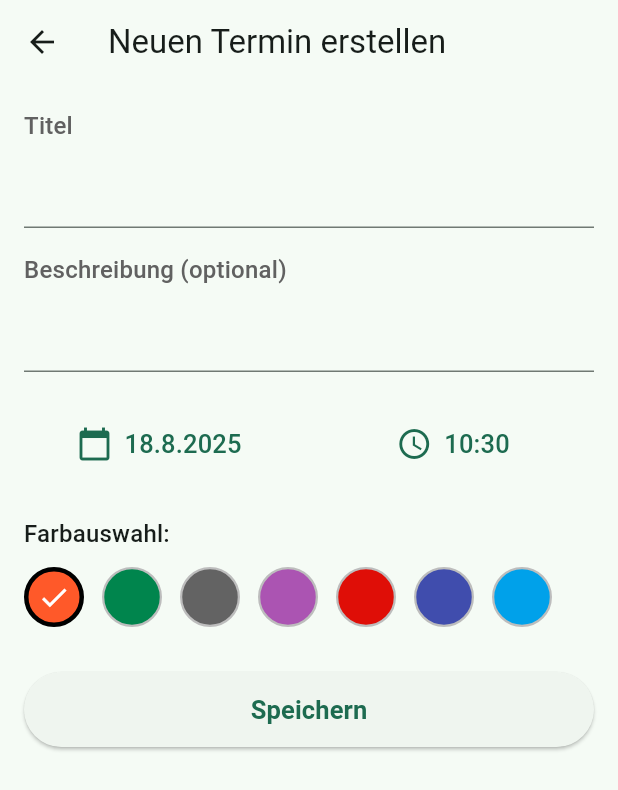
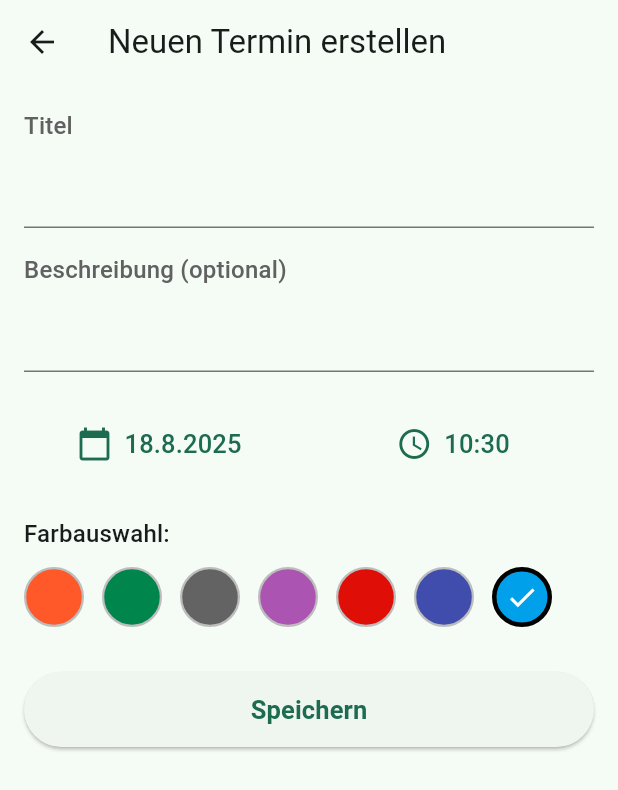
Before and after one commit to urdev-github1/ukalender2, a Flutter app: the screen it shows after launch, after a tap on the "add" icon, on a phone screen of 412 x 824 dp. Shown: the top 790 px of the screen. Run offline on Flutter 3.47's test engine with Material 3 defaults, Android fonts, the phone set to English and light mode, and no system bars; our stand-ins replace file_picker, flutter_local_notifications, package_info_plus, share_plus, shared_preferences, syncfusion_flutter_calendar and 1 more; missing offline and left inert: add_2_calendar, icalendar_parser, icalendar_plus; network calls fail.

Commit message:
App Design 8 (Anpassung der Event-Farbe auf lightBlue)

```diff
--- a/lib/models/event.dart
+++ b/lib/models/event.dart
@@ -27,7 +27,7 @@ class Event {
     this.description,
     required this.date,
     this.isHoliday = false,
-    this.color = AppColors.orange,
+    this.color = AppColors.lightBlue,
   });
 
   // Die Factory und die toJson-Methode bleiben unverändert, aber der Code-Generator
--- a/lib/screens/add_event_screen.dart
+++ b/lib/screens/add_event_screen.dart
@@ -45,7 +45,7 @@ class _AddEventScreenState extends State<AddEventScreen> {
       _selectedColor = event.color;
     } else {
       _selectedTime = TimeOfDay.now();
-      _selectedColor = AppColors.eventColors.first;
+      _selectedColor = AppColors.eventColors.last;
     }
   }
 
@@ -179,6 +179,9 @@ class _AddEventScreenState extends State<AddEventScreen> {
               icon: const Icon(Icons.delete_outline),
               tooltip: 'Termin löschen',
               onPressed: () async {
+                // 1. Speichere den Navigator VOR dem asynchronen Aufruf.
+                final navigator = Navigator.of(context);
+
                 final confirmDelete = await showDialog<bool>(
                   context: context,
                   builder: (BuildContext context) {
@@ -204,8 +207,12 @@ class _AddEventScreenState extends State<AddEventScreen> {
                   },
                 );
 
+                // 2. Die mounted-Prüfung ist weiterhin eine gute Praxis.
+                if (!mounted) return;
+
+                // 3. Verwende die gespeicherte Navigator-Instanz anstelle von Navigator.of(context).
                 if (confirmDelete == true) {
-                  Navigator.of(context).pop(true);
+                  navigator.pop(true);
                 }
               },
             ),
@@ -311,6 +318,7 @@ class _AddEventScreenState extends State<AddEventScreen> {
                           finalEvent.date,
                         );
 
+                        if (!mounted) return;
                         Navigator.of(context).pop(finalEvent);
                       }
                     },
--- a/pubspec.yaml
+++ b/pubspec.yaml
@@ -52,6 +52,7 @@ dependencies:
   uuid: ^4.5.1
   build: ^3.0.2
   package_info_plus: ^8.3.1
+  build_runner: ^2.7.0
 
 dependency_overrides:
   #device_calendar: ^4.3.3
```
Also changed, not shown: lib/generated/build_info.dart, lib/models/event.g.dart, pubspec.lock.
